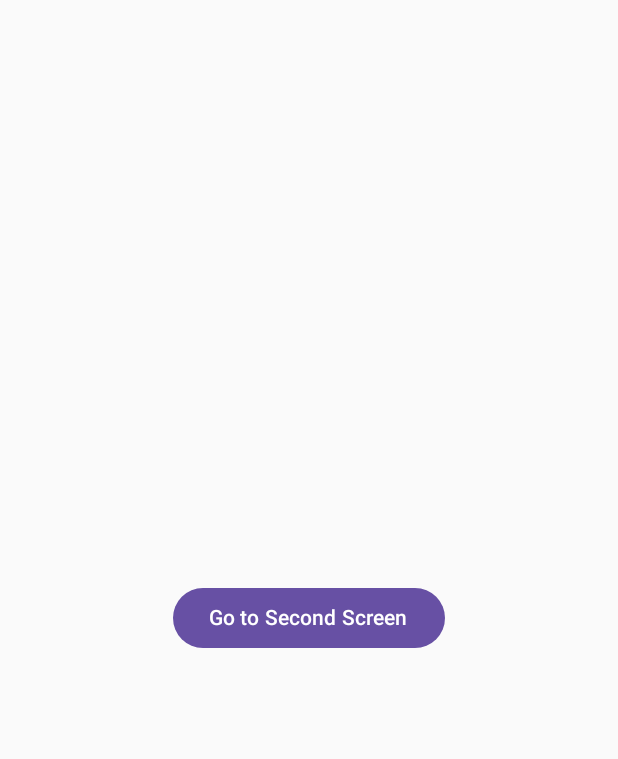
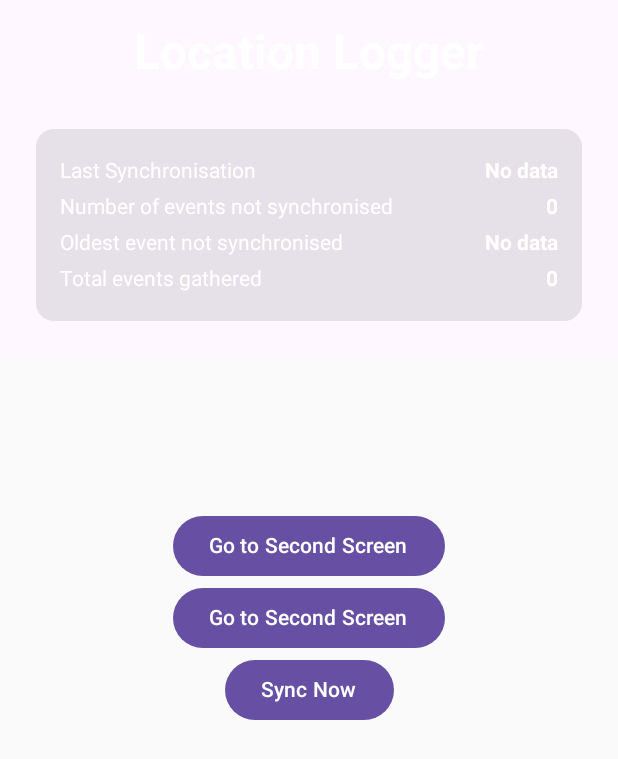
Before and after one commit to marekStef/decentralised-storage-system, an Android app built with Jetpack Compose: the screen it shows after launch (MainActivity), on a phone screen of 412 x 824 dp. Shown: the top 759 px of the screen. Run offline under Robolectric (Android 15) with nearby library versions, the phone set to English and light mode, and no system bars; our stand-ins replace accompanist, livedata-compose.

Commit message:
added android project structure and implemented first view model for main screen

```diff
--- a/source_apps/locationTracker/app/build.gradle.kts
+++ b/source_apps/locationTracker/app/build.gradle.kts
@@ -52,6 +52,7 @@ android {
 dependencies {
     implementation("androidx.navigation:navigation-compose:2.7.7")
     implementation("com.google.accompanist:accompanist-systemuicontroller:0.16.0")
+    implementation("androidx.compose.runtime:runtime-livedata:1.6.1")
 
     implementation("androidx.core:core-ktx:1.12.0")
     implementation("androidx.lifecycle:lifecycle-runtime-ktx:2.7.0")
--- a/source_apps/locationTracker/app/src/main/java/com/example/locationtracker/MainActivity.kt
+++ b/source_apps/locationTracker/app/src/main/java/com/example/locationtracker/MainActivity.kt
@@ -1,36 +1,51 @@
 package com.example.locationtracker
+
+import android.util.Log;
 
 import android.os.Bundle
 import androidx.activity.ComponentActivity
 import androidx.activity.compose.setContent
-import androidx.compose.foundation.layout.fillMaxSize
-import androidx.compose.material3.MaterialTheme
-import androidx.compose.material3.Surface
-import androidx.compose.material3.Text
 import androidx.compose.runtime.Composable
 import androidx.compose.runtime.SideEffect
-import androidx.compose.ui.Modifier
 import androidx.compose.ui.graphics.Color
-import androidx.compose.ui.tooling.preview.Preview
+import androidx.lifecycle.ViewModel
+import androidx.lifecycle.ViewModelProvider
 import androidx.navigation.compose.NavHost
 import androidx.navigation.compose.composable
 
-import com.example.myapplication.screens.*
-
 import androidx.navigation.compose.rememberNavController
+import com.example.locationtracker.data.DatabaseLogsManager
+import com.example.locationtracker.viewModel.MainViewModel
 import com.google.accompanist.systemuicontroller.rememberSystemUiController
 
 class MainActivity : ComponentActivity() {
+    private val dbManager = DatabaseLogsManager(this)
+
+    private val viewModelFactory = object : ViewModelProvider.Factory {
+        override fun <T : ViewModel> create(modelClass: Class<T>): T {
+            if (modelClass.isAssignableFrom(MainViewModel::class.java)) {
+                @Suppress("UNCHECKED_CAST")
+                return MainViewModel(dbManager) as T
+            }
+            throw IllegalArgumentException("Unknown ViewModel class")
+        }
+    }
+
+
+
     override fun onCreate(savedInstanceState: Bundle?) {
         super.onCreate(savedInstanceState)
+        Log.d("TAG", "Debug message");
+        val mainViewModel = ViewModelProvider(this, viewModelFactory)[MainViewModel::class.java]
+
         setContent {
-            MyApp()
+            MyApp(mainViewModel)
         }
     }
 }
 
 @Composable
-fun MyApp() {
+fun MyApp(mainViewModel: MainViewModel) {
     val systemUiController = rememberSystemUiController()
     SideEffect {
         systemUiController.setStatusBarColor(
@@ -46,7 +61,7 @@ fun MyApp() {
 
     val navController = rememberNavController()
     NavHost(navController = navController, startDestination = "mainScreen") {
-        composable("mainScreen") { MainScreen(navController) }
+        composable("mainScreen") { MainScreen(navController, mainViewModel) }
         composable("logScreen") { LogScreen(navController) }
     }
 }
--- /dev/null
+++ b/source_apps/locationTracker/app/src/main/java/com/example/locationtracker/data/DatabaseLogsManager.kt
@@ -0,0 +1,36 @@
+package com.example.locationtracker.data
+
+import android.content.Context
+import com.example.locationtracker.model.SyncInfo
+
+class DatabaseLogsManager(private val context: Context) {
+    companion object {
+        private const val PREFERENCES_FILE_KEY = "com.example.syncinfo_preferences"
+        private const val LAST_SYNC = "last_sync"
+        private const val EVENTS_NOT_SYNCED = "events_not_synced"
+        private const val OLDEST_EVENT_NOT_SYNCED = "oldest_event_not_synced"
+        private const val TOTAL_EVENTS = "total_events"
+    }
+
+//    private val sharedPreferences: SharedPreferences =
+//        context.getSharedPreferences(PREFERENCES_FILE_KEY, Context.MODE_PRIVATE)
+
+    fun saveSyncInfo(syncInfo: SyncInfo) {
+//        sharedPreferences.edit {
+//            putString(LAST_SYNC, syncInfo.lastSync)
+//            putInt(EVENTS_NOT_SYNCED, syncInfo.eventsNotSynced)
+//            putString(OLDEST_EVENT_NOT_SYNCED, syncInfo.oldestEventNotSynced)
+//            putLong(TOTAL_EVENTS, syncInfo.totalEvents)
+//            apply()
+//        }
+    }
+
+    fun getSyncInfo(): SyncInfo {
+        return SyncInfo(
+            lastSync = "No data",
+            eventsNotSynced = 0,
+            oldestEventNotSynced = "No data",
+            totalEvents = 0
+        )
+    }
+}
--- /dev/null
+++ b/source_apps/locationTracker/app/src/main/java/com/example/locationtracker/data/PreferencesManager.kt
@@ -0,0 +1,4 @@
+package com.example.locationtracker.data
+
+class PreferencesManager {
+}
--- /dev/null
+++ b/source_apps/locationTracker/app/src/main/java/com/example/locationtracker/model/Settings.kt
@@ -0,0 +1,4 @@
+package com.example.locationtracker.model
+
+class Settings {
+}
--- /dev/null
+++ b/source_apps/locationTracker/app/src/main/java/com/example/locationtracker/model/SyncInfo.kt
@@ -0,0 +1,7 @@
+package com.example.locationtracker.model
+data class SyncInfo(
+    var lastSync: String,
+    val eventsNotSynced: Int,
+    val oldestEventNotSynced: String,
+    val totalEvents: Long
+)
--- /dev/null
+++ b/source_apps/locationTracker/app/src/main/java/com/example/locationtracker/network/NetworkManager.kt
@@ -0,0 +1,4 @@
+package com.example.locationtracker.network
+
+class NetworkManager {
+}
--- a/source_apps/locationTracker/app/src/main/java/com/example/locationtracker/screens/MainScreen.kt
+++ /dev/null
@@ -1,24 +0,0 @@
-package com.example.locationtracker
-
-import androidx.compose.foundation.layout.Arrangement
-import androidx.compose.foundation.layout.Column
-import androidx.compose.material3.Button
-import androidx.compose.material3.Text
-import androidx.compose.runtime.Composable
-import androidx.compose.ui.Alignment
-import androidx.compose.ui.Modifier
-import androidx.compose.foundation.layout.fillMaxSize
-import androidx.navigation.NavController
-
-@Composable
-fun MainScreen(navController: NavController) {
-    Column(
-        modifier = Modifier.fillMaxSize(),
-        verticalArrangement = Arrangement.Center,
-        horizontalAlignment = Alignment.CenterHorizontally
-    ) {
-        Button(onClick = { navController.navigate("logScreen") }) {
-            Text("Go to Second Screen")
-        }
-    }
-}
--- /dev/null
+++ b/source_apps/locationTracker/app/src/main/java/com/example/locationtracker/screens/mainScreen/MainScreen.kt
@@ -0,0 +1,88 @@
+package com.example.locationtracker
+
+import androidx.compose.foundation.layout.Arrangement
+import androidx.compose.foundation.layout.Column
+import androidx.compose.foundation.layout.Spacer
+import androidx.compose.material3.Button
+import androidx.compose.material3.Text
+import androidx.compose.runtime.Composable
+import androidx.compose.ui.Alignment
+import androidx.compose.ui.Modifier
+import androidx.compose.foundation.layout.fillMaxSize
+import androidx.compose.foundation.layout.fillMaxWidth
+import androidx.compose.foundation.layout.height
+import androidx.compose.foundation.layout.padding
+import androidx.compose.material3.MaterialTheme
+import androidx.compose.material3.Surface
+import androidx.compose.runtime.getValue
+import androidx.compose.runtime.livedata.observeAsState
+import androidx.compose.ui.graphics.Color
+import androidx.compose.ui.text.font.FontWeight
+import androidx.compose.ui.unit.dp
+import androidx.compose.ui.unit.sp
+import androidx.navigation.NavController
+import com.example.locationtracker.model.SyncInfo
+import com.example.locationtracker.screens.mainScreen.components.SyncStatusCard
+import com.example.locationtracker.viewModel.MainViewModel
+
+
+@Composable
+fun MainScreen(navController: NavController, viewModel: MainViewModel) {
+    // Observe SyncInfo from the ViewModel
+    val syncInfo by viewModel.syncInfo.observeAsState()
+
+    // Use the value of SyncInfo to update the UI
+    syncInfo?.let { info : SyncInfo ->
+        SyncStatusCard(syncInfo = info)
+    }
+    Column(
+        modifier = Modifier.fillMaxSize(),
+        verticalArrangement = Arrangement.Center,
+        horizontalAlignment = Alignment.CenterHorizontally
+    ) {
+        Button(onClick = { navController.navigate("logScreen") }) {
+            Text("Go to Second Screen")
+        }
+        Button(onClick = { syncInfo?.lastSync = "now" }) {
+            Text("Go to Second Screen")
+        }
+        Button(onClick = {
+            val updatedSyncInfo = SyncInfo(
+                lastSync = "New Sync Time",
+                eventsNotSynced = 1234,
+                oldestEventNotSynced = "New Oldest Event Time",
+                totalEvents = 987654321
+            )
+
+            viewModel.updateSyncInfo(updatedSyncInfo) // Call the function in the ViewModel to handle the sync event
+        }) {
+            Text("Sync Now")
+        }
+    }
+
+    Surface(color = MaterialTheme.colorScheme.background) {
+        Column(
+            modifier = Modifier
+                .fillMaxWidth()
+                .padding(16.dp),
+            horizontalAlignment = Alignment.CenterHorizontally
+        ) {
+            Text(
+                text = "Location Logger",
+                fontSize = 32.sp,
+                fontWeight = FontWeight.Bold,
+                color = Color.White
+            )
+            Spacer(modifier = Modifier.height(24.dp))
+            syncInfo?.let { SyncStatusCard(it) }
+        }
+    }
+}
+
+//@Preview
+//@Composable
+//fun PreviewLocationLoggerScreen() {
+//    val navController = rememberNavController()
+//
+//    MainScreen(navController)
+//}
--- /dev/null
+++ b/source_apps/locationTracker/app/src/main/java/com/example/locationtracker/screens/mainScreen/components/SyncStatusCard.kt
@@ -0,0 +1,46 @@
+package com.example.locationtracker.screens.mainScreen.components
+
+import androidx.compose.foundation.layout.Arrangement
+import androidx.compose.foundation.layout.Column
+import androidx.compose.foundation.layout.Row
+import androidx.compose.foundation.layout.fillMaxWidth
+import androidx.compose.foundation.layout.padding
+import androidx.compose.material3.Card
+import androidx.compose.material3.Text
+import androidx.compose.runtime.Composable
+import androidx.compose.ui.Modifier
+import androidx.compose.ui.graphics.Color
+import androidx.compose.ui.text.font.FontWeight
+import androidx.compose.ui.unit.dp
+import com.example.locationtracker.model.SyncInfo
+
+@Composable
+fun SyncStatusCard(syncInfo: SyncInfo) {
+    Card(
+        modifier = Modifier
+            .fillMaxWidth()
+            .padding(8.dp)
+    ) {
+        Column(
+            modifier = Modifier.padding(16.dp)
+        ) {
+            SyncStatusItem("Last Synchronisation", syncInfo.lastSync)
+            SyncStatusItem("Number of events not synchronised", syncInfo.eventsNotSynced.toString())
+            SyncStatusItem("Oldest event not synchronised", syncInfo.oldestEventNotSynced)
+            SyncStatusItem("Total events gathered", syncInfo.totalEvents.toString())
+        }
+    }
+}
+
+@Composable
+fun SyncStatusItem(label: String, value: String) {
+    Row(
+        modifier = Modifier
+            .fillMaxWidth()
+            .padding(vertical = 4.dp),
+        horizontalArrangement = Arrangement.SpaceBetween
+    ) {
+        Text(text = label, color = Color.White)
+        Text(text = value, fontWeight = FontWeight.Bold, color = Color.White)
+    }
+}
--- /dev/null
+++ b/source_apps/locationTracker/app/src/main/java/com/example/locationtracker/viewModel/LogViewModel.kt
@@ -0,0 +1,4 @@
+package com.example.locationtracker.viewModel
+
+class LogViewModel {
+}
--- /dev/null
+++ b/source_apps/locationTracker/app/src/main/java/com/example/locationtracker/viewModel/MainViewModel.kt
@@ -0,0 +1,35 @@
+package com.example.locationtracker.viewModel
+
+import androidx.lifecycle.LiveData
+import androidx.lifecycle.MutableLiveData
+import androidx.lifecycle.ViewModel
+import androidx.lifecycle.viewModelScope
+
+import com.example.locationtracker.data.DatabaseLogsManager
+import com.example.locationtracker.model.SyncInfo
+import kotlinx.coroutines.Dispatchers
+import kotlinx.coroutines.launch
+
+class MainViewModel(private val dbManager: DatabaseLogsManager) : ViewModel() {
+
+    private val _syncInfo = MutableLiveData<SyncInfo>()
+    val syncInfo: LiveData<SyncInfo> = _syncInfo
+
+    init {
+        loadSyncInfo()
+    }
+
+    private fun loadSyncInfo() {
+        // Load data from SharedPreferences asynchronously
+        viewModelScope.launch(Dispatchers.IO) {
+            _syncInfo.postValue(dbManager.getSyncInfo())
+        }
+    }
+
+    fun updateSyncInfo(newSyncInfo: SyncInfo) {
+        viewModelScope.launch {
+            dbManager.saveSyncInfo(newSyncInfo)
+            _syncInfo.value = newSyncInfo
+        }
+    }
+}
```
Also changed, not shown: source_apps/locationTracker/app/src/main/java/com/example/locationtracker/screens/logScreen/LogScreen.kt (renamed from source_apps/locationTracker/app/src/main/java/com/example/locationtracker/screens/LogScreen.kt).
